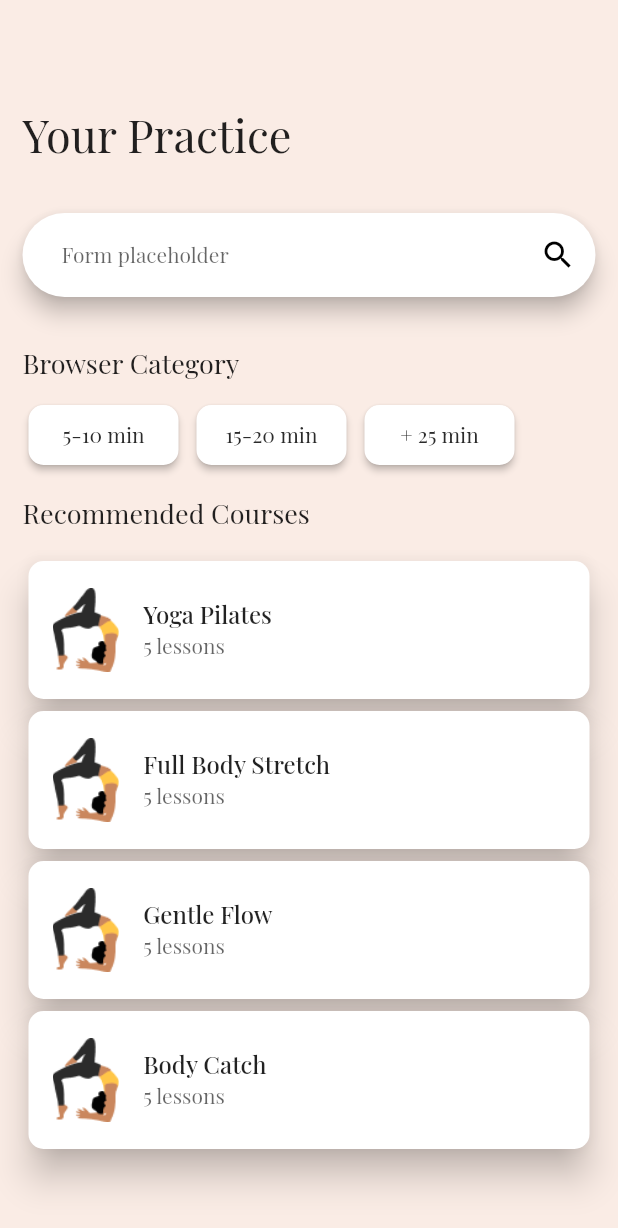
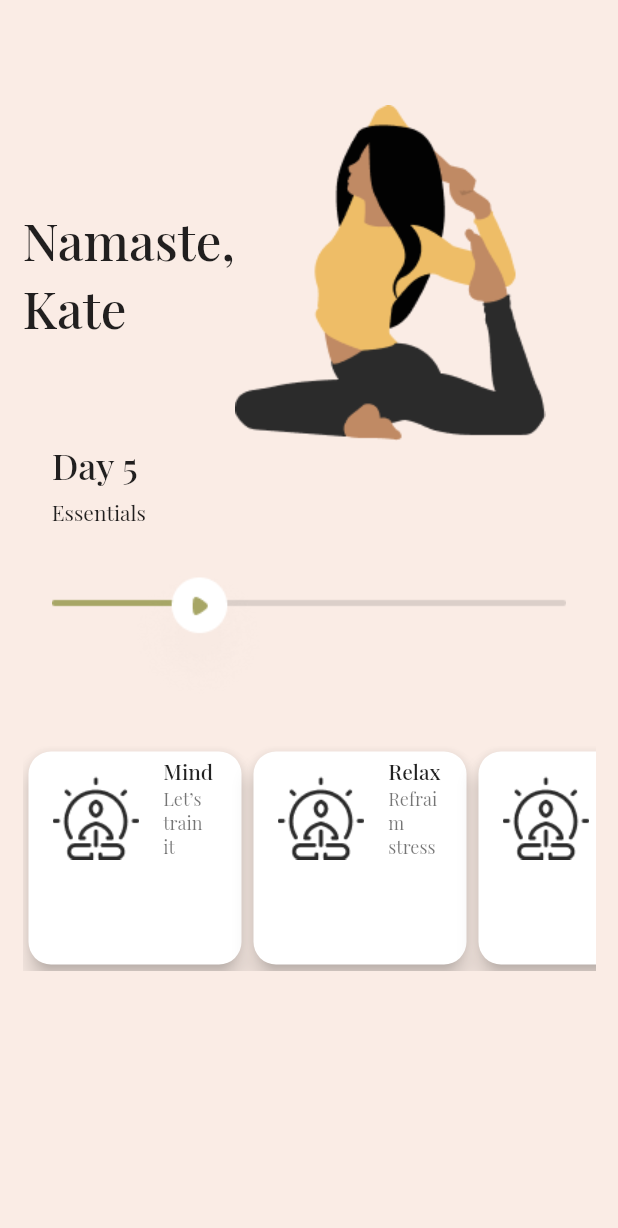
Before and after one commit to eminowam/yoga_app_flutter, a Flutter app: the screen it shows after launch, after a tap on "5-10 min", on a phone screen of 412 x 824 dp. Shown: the top 1228 px of the screen. Run offline on Flutter 3.47's test engine with Material 2 defaults, Android fonts, the light colour scheme and no system bars.

Commit message:
Cards settings

```diff
--- a/lib/screen/main/main_page.dart
+++ b/lib/screen/main/main_page.dart
@@ -7,43 +7,95 @@ import '../../widget/main/card.dart';
 import '../../widget/main/category/categories.dart';
 import '../../widget/main/text_search.dart';
 
-class HomePage extends StatelessWidget {
+class HomePage extends StatefulWidget {
   const HomePage({super.key});
 
+  @override
+  State<HomePage> createState() => _HomePageState();
+}
+
+class _HomePageState extends State<HomePage> {
+  int _currentIndex=0;
   @override
   Widget build(BuildContext context) {
     return Scaffold(
       backgroundColor: AppColor.mainScreenColor,
-      body:  SingleChildScrollView(
+      bottomNavigationBar: BottomNavigationBar(
+        backgroundColor: AppColor.mainScreenColor,
+        elevation: 3,
+        currentIndex: _currentIndex,
+        items: [
+          BottomNavigationBarItem(
+              icon: Icon(Icons.home),
+              // backgroundColor: Colors.black,
+              label: 'Home'
+          ),
+          BottomNavigationBarItem(
+              icon: Icon(Icons.settings),
+              // backgroundColor: Colors.black,
+              label: 'Settings'
+          ),
+        ],
+        onTap: (index){
+          setState(() {
+            _currentIndex=index;
+          });
+        },
+      ),
+      body: SingleChildScrollView(
         scrollDirection: Axis.vertical,
         child: Padding(
-          padding: const EdgeInsets.only(right: 15,left: 15,top: 70),
+          padding: const EdgeInsets.only(right: 15, left: 15, top: 70),
           child: Column(
             crossAxisAlignment: CrossAxisAlignment.start,
             children: [
               TextSearch(),
-              SizedBox(height: 32,),
+              SizedBox(
+                height: 32,
+              ),
               CategoriesState(),
-              SizedBox(height: 20,),
+              SizedBox(
+                height: 20,
+              ),
               const Text(
                 "Recommended Courses",
                 style: TextStyle(fontSize: 18, fontWeight: FontWeight.w400),
               ),
-              const  SizedBox(
+              const SizedBox(
                 height: 16,
               ),
-              YogaCards(title: "Yoga Pilates", subTitle: "5 lessons",onPressed: (){
-                Navigator.push(context, CupertinoPageRoute(builder: (_)=> DetailsScreen()));
-              },),
-              YogaCards(title: "Full Body Stretch", subTitle: "5 lessons",onPressed: (){
-                Navigator.push(context, CupertinoPageRoute(builder: (_)=> DetailsScreen()));
-              },),
-              YogaCards(title: "Gentle Flow", subTitle: "5 lessons",onPressed: (){
-                Navigator.push(context, CupertinoPageRoute(builder: (_)=> DetailsScreen()));
-              },),
-              YogaCards(title: "Body Catch", subTitle: "5 lessons",onPressed: (){
-                Navigator.push(context, CupertinoPageRoute(builder: (_)=> DetailsScreen()));
-              },)
+              YogaCards(
+                title: "Yoga Pilates",
+                subTitle: "5 lessons",
+                onPressed: () {
+                  Navigator.push(context,
+                      CupertinoPageRoute(builder: (_) => DetailsScreen()));
+                },
+              ),
+              YogaCards(
+                title: "Full Body Stretch",
+                subTitle: "5 lessons",
+                onPressed: () {
+                  Navigator.push(context,
+                      CupertinoPageRoute(builder: (_) => DetailsScreen()));
+                },
+              ),
+              YogaCards(
+                title: "Gentle Flow",
+                subTitle: "5 lessons",
+                onPressed: () {
+                  Navigator.push(context,
+                      CupertinoPageRoute(builder: (_) => DetailsScreen()));
+                },
+              ),
+              YogaCards(
+                title: "Body Catch",
+                subTitle: "5 lessons",
+                onPressed: () {
+                  Navigator.push(context,
+                      CupertinoPageRoute(builder: (_) => DetailsScreen()));
+                },
+              )
             ],
           ),
         ),
--- /dev/null
+++ b/lib/screen/settings/settings.dart
@@ -0,0 +1,51 @@
+import 'package:flutter/material.dart';
+import 'package:yoga_ui/color/color.dart';
+
+import '../../widget/settings/categories/category_settings.dart';
+import '../../widget/settings/settings_column.dart';
+import '../../widget/settings/settings_row.dart';
+
+class SettingsScreen extends StatelessWidget {
+  const SettingsScreen({super.key});
+
+  @override
+  Widget build(BuildContext context) {
+    return Scaffold(
+      backgroundColor: AppColor.mainScreenColor,
+      body: SingleChildScrollView(
+        scrollDirection: Axis.vertical,
+        child: Padding(
+          padding: const EdgeInsets.only(right: 15, left: 15, top: 70),
+          child: Column(
+            children: [
+              SettingsRow(),
+              SettingsTextColumn(),
+              SizedBox(height: 15,),
+              SingleChildScrollView(
+                scrollDirection: Axis.horizontal,
+                  child: Row(
+                    children: [
+                      CategoryCard(
+                        title: 'Mind',
+                        subTitle: 'Let’s train it',
+                      ),
+                      CategoryCard(
+                          title: "Relax",
+                          subTitle: "Refraim stress"),
+                      CategoryCard(
+                          title: "Focus",
+                          subTitle: "Focus on work"),
+                      CategoryCard(
+                          title: "Love",
+                          subTitle: "Love yourself"),
+                    ],
+
+                ),
+              ),
+            ],
+          ),
+        ),
+      ),
+    );
+  }
+}
--- a/lib/widget/main/category/categories_button.dart
+++ b/lib/widget/main/category/categories_button.dart
@@ -1,4 +1,6 @@
+import 'package:flutter/cupertino.dart';
 import 'package:flutter/material.dart';
+import 'package:yoga_ui/screen/settings/settings.dart';
 
 import '../../../color/color.dart';
 
@@ -22,6 +24,7 @@ class CategoriesButton extends StatelessWidget {
                       borderRadius: BorderRadius.circular(10)),
                   backgroundColor: Colors.white),
               onPressed: () {
+                Navigator.push(context, CupertinoPageRoute(builder: (_) => SettingsScreen()));
               },
               child: Text(text,
                 style: TextStyle(
--- /dev/null
+++ b/lib/widget/settings/categories/category_settings.dart
@@ -0,0 +1,40 @@
+import 'package:flutter/material.dart';
+
+class CategoryCard extends StatelessWidget {
+  const CategoryCard({super.key, required this.title, required this.subTitle});
+
+  final String title;
+  final String subTitle;
+
+  @override
+  Widget build(BuildContext context) {
+    return Container(
+            width: 150,
+            height: 150,
+            child: GestureDetector(
+              // onTap: onPressed,
+              child: Card(
+                clipBehavior: Clip.antiAliasWithSaveLayer,
+                shape: RoundedRectangleBorder(
+                    borderRadius: BorderRadius.circular(15)),
+                elevation: 6,
+                   child: ListTile(
+                      leading: Image(
+                        image: AssetImage('assets/pose.png'),
+                      ),
+                      title: Text(
+                        title,
+                        style: TextStyle(
+                            fontSize: 14, fontWeight: FontWeight.w500),
+                      ),
+                      subtitle: Text(
+                        subTitle,
+                        style: TextStyle(
+                            fontSize: 12, fontWeight: FontWeight.w400),
+                      ),
+                    ),
+              ),
+            ),
+    );
+  }
+}
--- /dev/null
+++ b/lib/widget/settings/categories/settings_categories.dart
@@ -0,0 +1,10 @@
+import 'package:flutter/material.dart';
+
+class CategoriesSetting extends StatelessWidget {
+  const CategoriesSetting({super.key});
+
+  @override
+  Widget build(BuildContext context) {
+    return const Placeholder();
+  }
+}
--- /dev/null
+++ b/lib/widget/settings/settings_column.dart
@@ -0,0 +1,26 @@
+import 'package:flutter/material.dart';
+
+class SettingsTextColumn extends StatelessWidget {
+  const SettingsTextColumn({super.key});
+
+  @override
+  Widget build(BuildContext context) {
+    return Column(
+      crossAxisAlignment: CrossAxisAlignment.start,
+      children: [
+        Text(
+          "Day 5",
+          style: TextStyle(fontSize: 24, fontWeight: FontWeight.w500),
+        ),
+        SizedBox(
+          height: 6,
+        ),
+        Text("Essentials"),
+        SizedBox(
+          height: 14,
+        ),
+        Image(image: AssetImage('assets/play.png'))
+      ],
+    );
+  }
+}
--- /dev/null
+++ b/lib/widget/settings/settings_row.dart
@@ -0,0 +1,18 @@
+import 'package:flutter/material.dart';
+
+class SettingsRow extends StatelessWidget {
+  const SettingsRow({super.key});
+
+  @override
+  Widget build(BuildContext context) {
+    return Row(
+      children: [
+        Text("Namaste,\nKate",
+        style: TextStyle(fontSize: 34,
+        fontWeight: FontWeight.w500),),
+        Image(image: AssetImage('assets/settings_yoga.png'))
+      ],
+
+    );
+  }
+}
```
Also changed, not shown: assets/back.png (added), assets/play.png (added), assets/pose.png (added), assets/settings_yoga.png (added).
